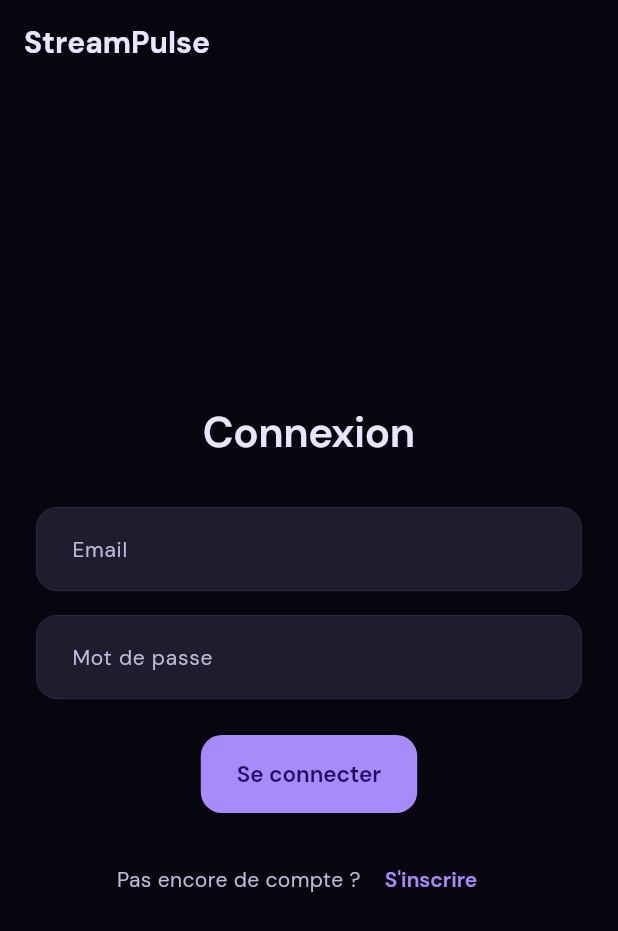
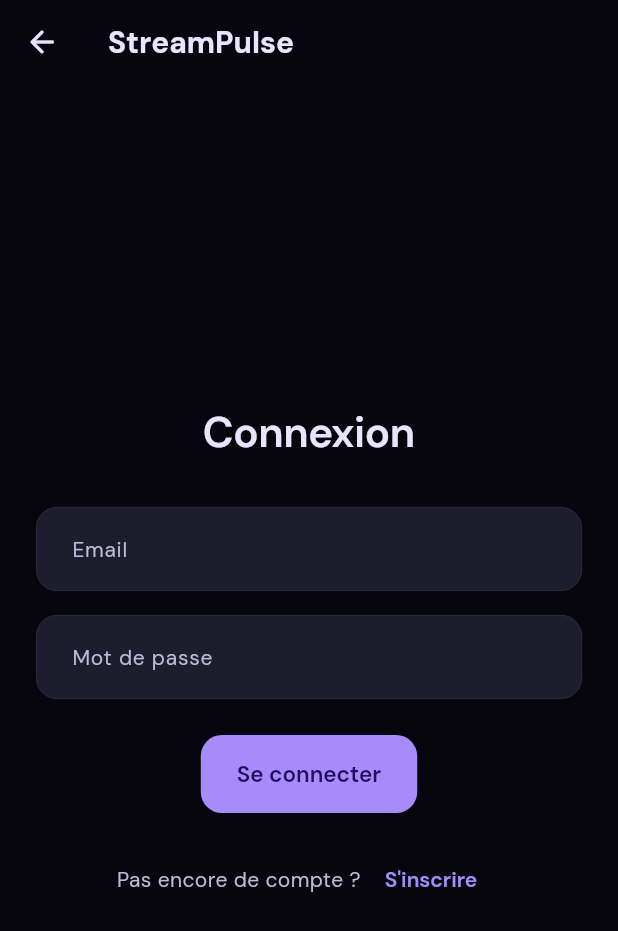
Before and after one commit to Ghost-15/streaming, a Flutter app: the screen it shows after launch, item 3 of the bottom bar chosen, on a phone screen of 412 x 824 dp. Shown: the top 931 px of the screen. Run offline on Flutter 3.47's test engine with Material 3 defaults, Android fonts, the phone set to English and light mode, and no system bars; our stand-ins replace flutter_secure_storage, go_router, google_fonts, just_audio; accounts and stored records are empty; network calls fail.

Commit message:
Add back arrow on login screen

```diff
--- a/flutter/lib/screens/login_screen.dart
+++ b/flutter/lib/screens/login_screen.dart
@@ -50,7 +50,13 @@ class _LoginScreenState extends State<LoginScreen> {
   @override
   Widget build(BuildContext context) {
     return Scaffold(
-      appBar: AppBar(title: const Text('StreamPulse')),
+      appBar: AppBar(
+        title: const Text('StreamPulse'),
+        leading: IconButton(
+          icon: const Icon(Icons.arrow_back_rounded),
+          onPressed: () => context.canPop() ? context.pop() : context.go('/'),
+        ),
+      ),
       body: Padding(
         padding: const EdgeInsets.all(24),
         child: Column(
```
